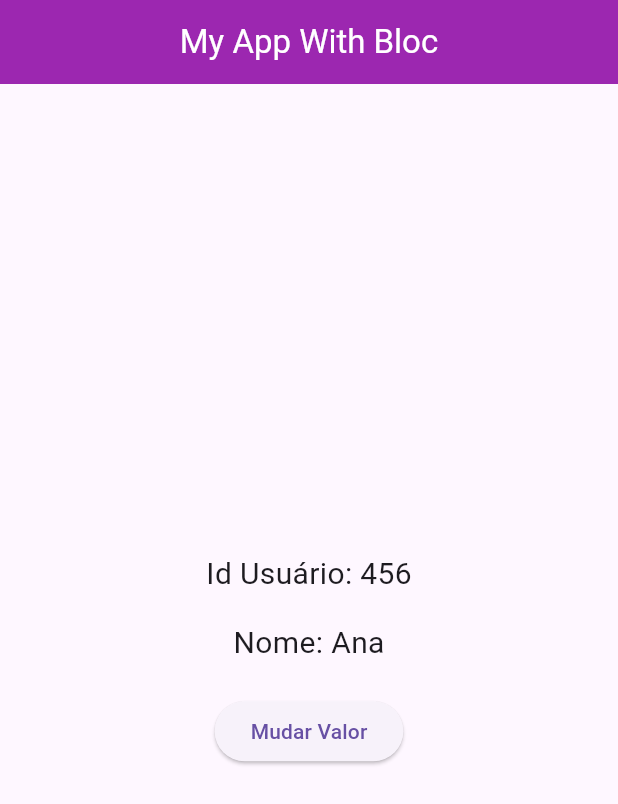
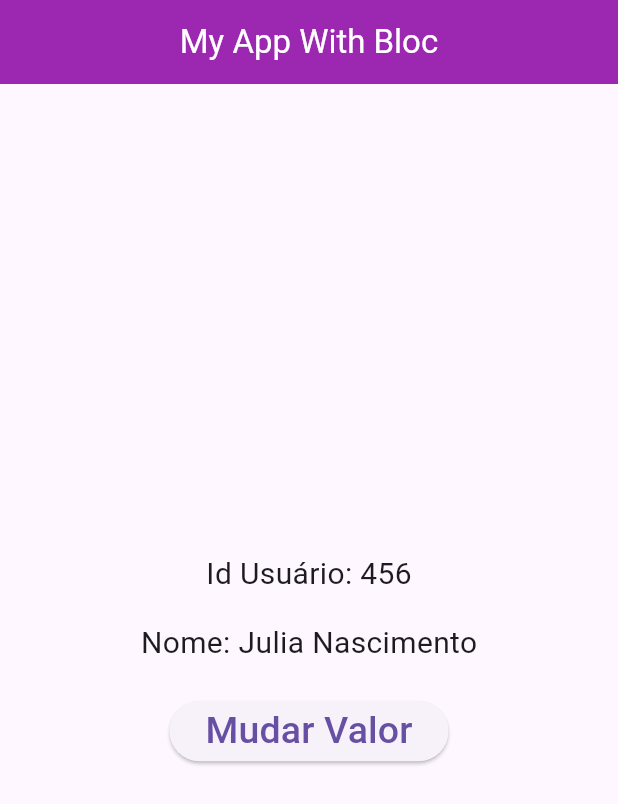
Before and after one commit to JuliaaNasc/Gerenciando-Estado-Bloc, a Flutter app: the screen it shows after launch, after a tap on "Login", after a tap on "Mudar Valor", on a phone screen of 412 x 824 dp. Shown: the top 804 px of the screen. Run offline on Flutter 3.47's test engine with Material 3 defaults, Android fonts, the phone set to English and light mode, and no system bars; our stand-ins replace bloc, equatable, flutter_bloc.

Commit message:
Implementando novas informações e layout

```diff
--- a/lib/main.dart
+++ b/lib/main.dart
@@ -30,10 +30,10 @@ class MyAppBloc extends StatelessWidget {
                 child: ElevatedButton(
                   onPressed: () {
                     context.read<UserBloc>().add(
-                          LoadUser(userId: '123', userName: 'Julia'),
-                        );
+                      LoadUser(userId: '123', userName: 'Julia'),
+                    );
                   },
-                  child: Text('Login'),
+                  child: Text('Login', style: TextStyle(fontSize: 25)),
                 ),
               );
             }
@@ -60,10 +60,13 @@ class MyAppBloc extends StatelessWidget {
                     ElevatedButton(
                       onPressed: () {
                         context.read<UserBloc>().add(
-                              LoadUser(userId: '456', userName: 'Ana'),
-                            );
+                          LoadUser(userId: '456', userName: 'Julia Nascimento'),
+                        );
                       },
-                      child: Text('Mudar Valor'),
+                      child: Text(
+                        'Mudar Valor',
+                        style: TextStyle(fontSize: 25),
+                      ),
                     ),
                   ],
                 ),
```
